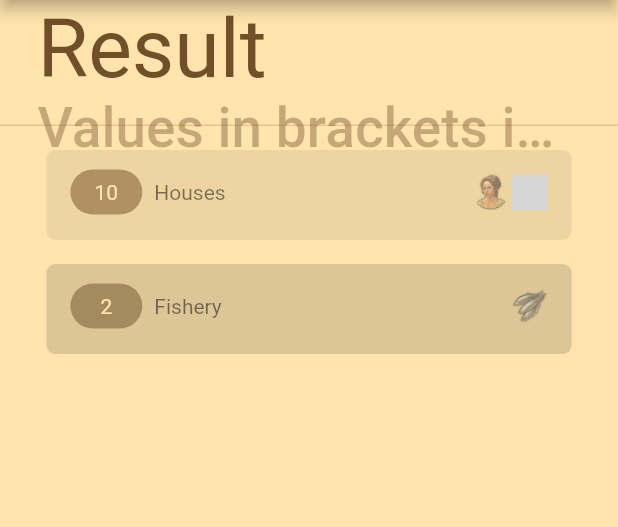
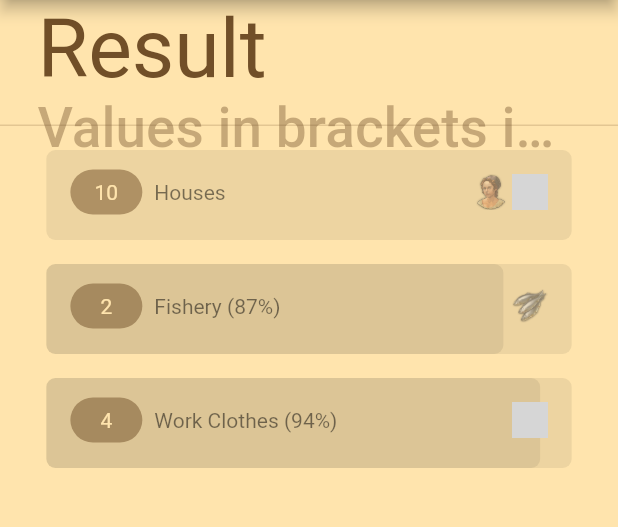
Before and after one commit to vleeuwenmenno/Anno1800-FanApp, a Flutter app: the PopNeedsResult screen opened by its route, on a phone screen of 412 x 824 dp, the part 84-611 px from its top. Run offline on Flutter 3.47's test engine with Material 2 defaults, Android fonts, the phone set to English and light mode, and no system bars; our stand-ins replace cached_network_image, flutter_html, flutter_screenutil, timeago; missing offline and left inert: webfeed; network calls fail; Roboto replaces fonts that are missing (Angsana New); grey boxes are pictures that could not be loaded.

Commit message:
Initialized calc file Added mockup entries on calculator result page

```diff
--- a/lib/backend/populationCalculator.dart
+++ b/lib/backend/populationCalculator.dart
@@ -0,0 +1,6 @@
+import 'dart:math';
+
+class PopulationCalculator
+{
+
+}
--- a/lib/pages/popNeeds/popNeedsResult.dart
+++ b/lib/pages/popNeeds/popNeedsResult.dart
@@ -46,9 +46,19 @@ class PopNeedsResultState extends State<PopNeedsResult>
 						ResultIndicator(
 							width: (MediaQuery.of(context).size.width / 100) * 85,
 							icon: AssetImage("assets/resources/Fish.png"),
-							text: "Fishery",
+							text: "Fishery (87%)",
 							count: 2,
-							percentage: 50,
+							percentage: 0.87,
+						),
+
+						Padding(padding: EdgeInsets.all(8)),
+
+						ResultIndicator(
+							width: (MediaQuery.of(context).size.width / 100) * 85,
+							icon: AssetImage("assets/resources/Work_clothes.png"),
+							text: "Work Clothes (94%)",
+							count: 4,
+							percentage: 0.94,
 						)
 					]
 				)
```
